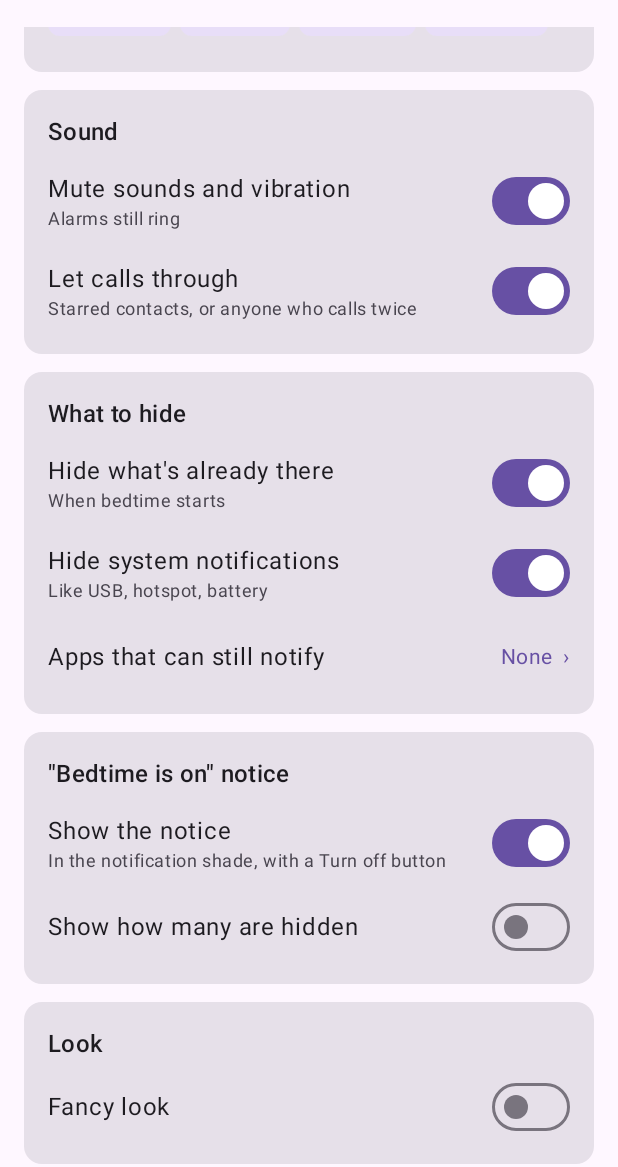
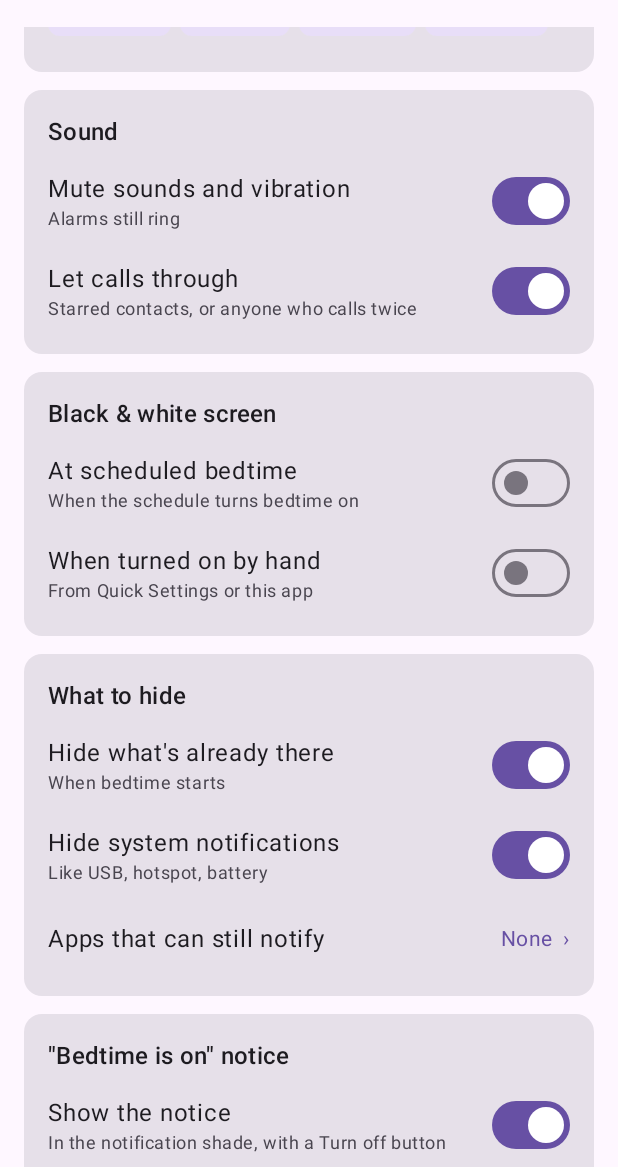
Before and after one commit to IvanTymoshenko/bedtime-mode-reworked, an Android app built with Jetpack Compose: the composable MainScreen shown on its own in the app's theme, scrolled down 1064 dp, on a phone screen of 412 x 824 dp, the part 69-1236 px from its top. Run offline under Robolectric (Android 15) with nearby library versions, the phone set to English and light mode, and no system bars.

Commit message:
1.1.3: black & white screen during bedtime (scheduled / manual), Fancy settings scroll fix on unfolded, separate debug app for testing

```diff
--- /dev/null
+++ b/app/src/debug/res/values/strings.xml
@@ -0,0 +1,5 @@
+<resources>
+    <string name="app_name">Bedtime Mode Reworked (debug)</string>
+    <string name="launcher_name">Bedtime RW Debug</string>
+    <string name="tile_label">Bedtime Debug</string>
+</resources>
--- a/app/src/main/java/app/bedtimemode/Bedtime.kt
+++ b/app/src/main/java/app/bedtimemode/Bedtime.kt
@@ -107,7 +107,7 @@ object Bedtime {
         Log.i(TAG, "sync($reason): $st wasActive=${p.appliedActive}")
 
         val ending = !st.active && p.appliedActive
-        if (!ending) Dnd.apply(app, st.active && p.useDnd)
+        if (!ending) Dnd.apply(app, st.active && p.useDnd, Dnd.wantsGrey(p, st))
 
         if (st.active) {
             if (!p.appliedActive) {
@@ -124,7 +124,7 @@ object Bedtime {
             // then lift DND a few seconds later.
             BedtimeListenerService.releaseAll(app, p.pendingReturnKeys)
             Handler(Looper.getMainLooper()).postDelayed({
-                if (!evaluate(Prefs(app)).active) Dnd.apply(app, false)
+                if (!evaluate(Prefs(app)).active) Dnd.apply(app, false, false)
             }, 4_000)
         }
 
--- a/app/src/main/java/app/bedtimemode/Prefs.kt
+++ b/app/src/main/java/app/bedtimemode/Prefs.kt
@@ -41,6 +41,16 @@ class Prefs(context: Context) {
     var allowCalls: Boolean
         get() = sp.getBoolean("allow_calls", true)
         set(v) = sp.edit { putBoolean("allow_calls", v) }
+
+    /** Black & white screen during sessions started by the schedule. */
+    var greyOnSchedule: Boolean
+        get() = sp.getBoolean("grey_on_schedule", false)
+        set(v) = sp.edit { putBoolean("grey_on_schedule", v) }
+
+    /** Black & white screen when bedtime is turned on by hand (tile / app / notification). */
+    var greyOnManual: Boolean
+        get() = sp.getBoolean("grey_on_manual", false)
+        set(v) = sp.edit { putBoolean("grey_on_manual", v) }
 
     /** Also hide notifications already in the shade when bedtime starts. */
     var hideExisting: Boolean
--- a/app/src/main/java/app/bedtimemode/Updater.kt
+++ b/app/src/main/java/app/bedtimemode/Updater.kt
@@ -88,6 +88,7 @@ object Updater {
     /** Store [r] as the available update if it's newer; returns it, or null when up to date. */
     fun remember(ctx: Context, r: Release): Release? {
         val p = Prefs(ctx)
+        if (BuildConfig.DEBUG) return null
         if (isNewer(r.version)) {
             p.availableUpdateJson = JSONObject()
                 .put("version", r.version).put("notes", r.notes)
@@ -110,6 +111,7 @@ object Updater {
     fun maybeCheckInBackground(ctx: Context) {
         val app = ctx.applicationContext
         val p = Prefs(app)
+        if (BuildConfig.DEBUG) return // the debug app must never "update" to a release
         if (System.currentTimeMillis() - p.lastUpdateCheck < CHECK_INTERVAL) return
         p.lastUpdateCheck = System.currentTimeMillis()
         thread(name = "update-check", isDaemon = true) {
--- a/app/src/main/java/app/bedtimemode/ui/MainScreen.kt
+++ b/app/src/main/java/app/bedtimemode/ui/MainScreen.kt
@@ -69,6 +69,8 @@ internal data class UiState(
     val days: Set<DayOfWeek>,
     val useDnd: Boolean,
     val allowCalls: Boolean,
+    val greyOnSchedule: Boolean,
+    val greyOnManual: Boolean,
     val hideExisting: Boolean,
     val hideSystem: Boolean,
     val showStatusNotification: Boolean,
@@ -88,6 +90,8 @@ internal fun readState(ctx: Context, p: Prefs) = UiState(
     days = p.days,
     useDnd = p.useDnd,
     allowCalls = p.allowCalls,
+    greyOnSchedule = p.greyOnSchedule,
+    greyOnManual = p.greyOnManual,
     hideExisting = p.hideExisting,
     hideSystem = p.hideSystem,
     showStatusNotification = p.showStatusNotification,
--- a/app/src/main/java/app/bedtimemode/ui/Settings.kt
+++ b/app/src/main/java/app/bedtimemode/ui/Settings.kt
@@ -79,6 +79,7 @@ internal fun LookCard(s: UiState, p: Prefs, fancy: Boolean, onClassic: () -> Uni
 @Composable
 internal fun SettingsSections(s: UiState, p: Prefs, ctx: Context, changed: () -> Unit, onApps: () -> Unit) {
     SoundCard(s, p, ctx, changed)
+    ScreenCard(s, p, ctx)
     HideCard(s, p, ctx, changed, onApps)
     NoticeCard(s, p, changed)
 }
@@ -91,6 +92,20 @@ internal fun SoundCard(s: UiState, p: Prefs, ctx: Context, changed: () -> Unit)
         }
         SwitchRow("Let calls through", "Starred contacts, or anyone who calls twice", s.allowCalls) {
             p.allowCalls = it; Dnd.refreshRule(ctx); changed()
+        }
+    }
+}
+
+/** Black & white screen, separately for scheduled nights and for turning it on by hand. */
+@Composable
+internal fun ScreenCard(s: UiState, p: Prefs, ctx: Context) {
+    if (!Dnd.greySupported) return
+    SectionCard("Black & white screen") {
+        SwitchRow("At scheduled bedtime", "When the schedule turns bedtime on", s.greyOnSchedule) {
+            p.greyOnSchedule = it; Dnd.refreshRule(ctx)
+        }
+        SwitchRow("When turned on by hand", "From Quick Settings or this app", s.greyOnManual) {
+            p.greyOnManual = it; Dnd.refreshRule(ctx)
         }
     }
 }
```
Also changed, not shown: app/build.gradle.kts (+7 -2 lines), app/src/main/java/app/bedtimemode/Dnd.kt (+41 -10 lines), app/src/main/java/app/bedtimemode/ui/Fancy.kt (+6 -4 lines), 3 other files.
